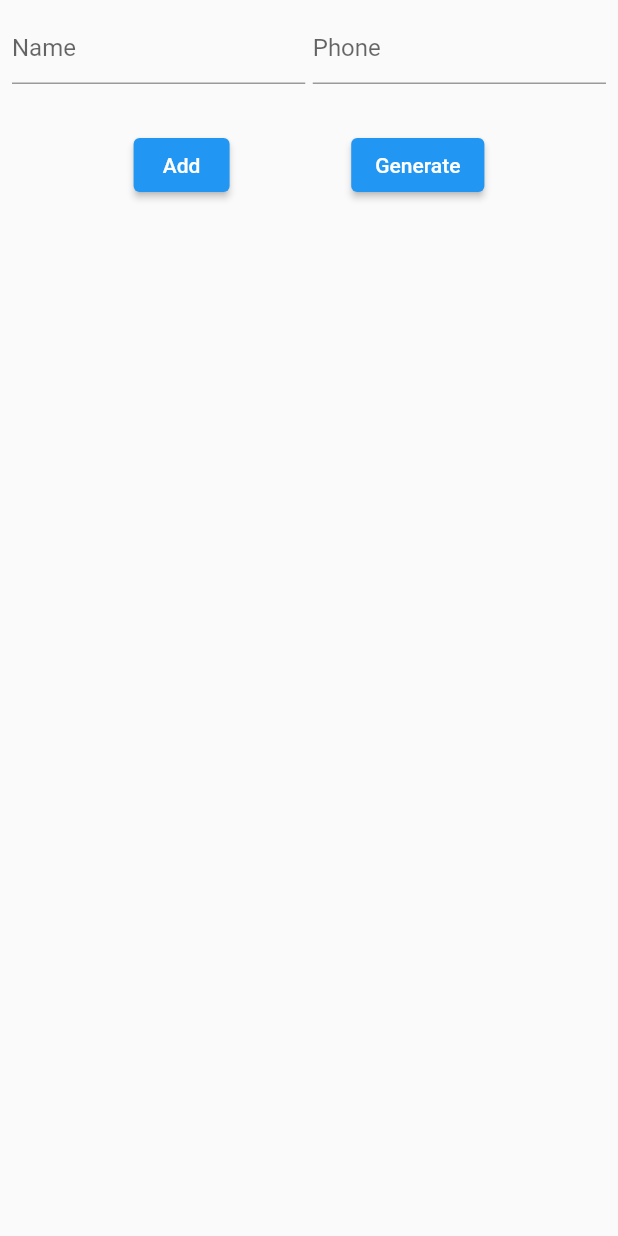
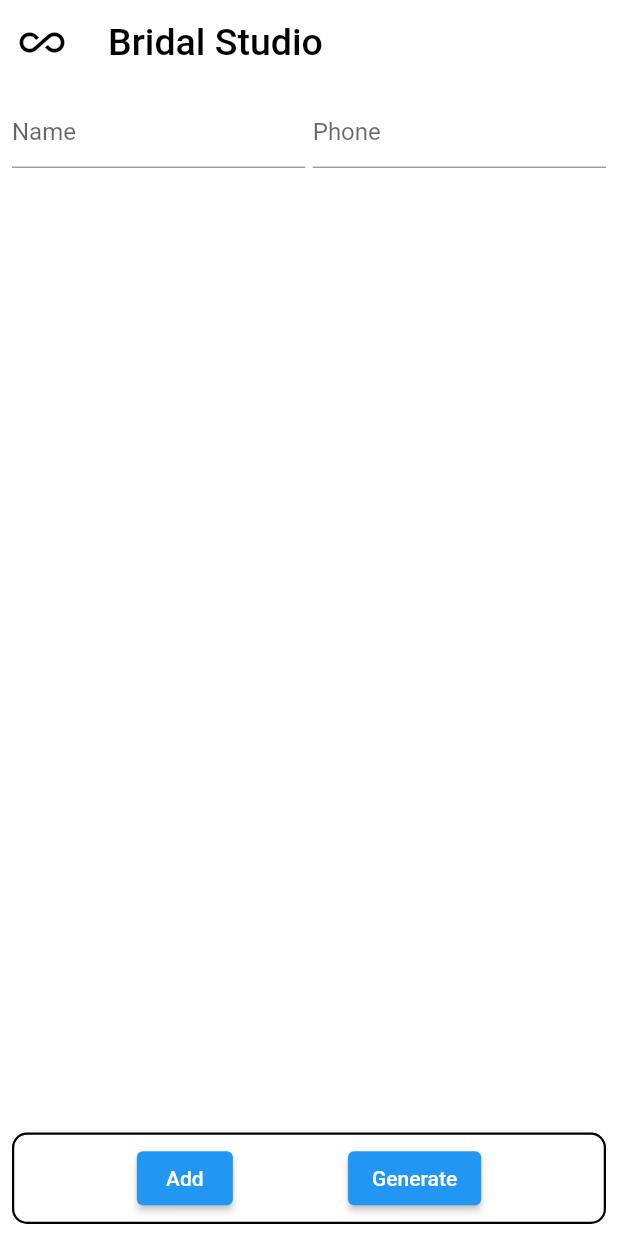
Before and after one commit to theAkHilsarkar18/invoice_generator, a Flutter app: the screen it shows after launch, on a phone screen of 412 x 824 dp. Run offline on Flutter 3.47's test engine with Material 2 defaults, Android fonts, the phone set to English and light mode, and no system bars; our stand-ins replace google_fonts, image_gallery_saver; Roboto replaces fonts that are missing (Philosopher).

Commit message:
22-02-2023

```diff
--- a/lib/screens/homescreen.dart
+++ b/lib/screens/homescreen.dart
@@ -1,4 +1,5 @@
 import 'package:flutter/material.dart';
+import 'package:google_fonts/google_fonts.dart';
 import 'package:invoice_generator/Model%20class/InvoiceModel.dart';
 
 class Homescreen extends StatefulWidget {
@@ -15,6 +16,9 @@ TextEditingController txtQty = TextEditingController(text: "2");
 TextEditingController txtAmount = TextEditingController(text: "22");
 TextEditingController txtPrice = TextEditingController(text: "11");
 
+
+
+
 //...............................................................................................................
 
 class _HomescreenState extends State<Homescreen> {
@@ -22,8 +26,22 @@ class _HomescreenState extends State<Homescreen> {
   Widget build(BuildContext context) {
     return SafeArea(
       child: Scaffold(
+        backgroundColor: Colors.white,
+        appBar: AppBar(
+          backgroundColor: Colors.white,
+          elevation: 0,
+          centerTitle: false,
+          leading: Icon(Icons.all_inclusive,color: Colors.black,size: 30),
+          title: Text("Bridal Studio",
+              style: GoogleFonts.philosopher(
+                  color: Colors.black,
+                  fontSize: 25,
+                  fontWeight: FontWeight.w500)),
+        ),
         body: Padding(
           padding: const EdgeInsets.all(8.0),
+          child: Container(
+            height: double.infinity,
             child: Column(
               children: [
 
@@ -52,17 +70,21 @@ class _HomescreenState extends State<Homescreen> {
                     ),
                   ],
                 ),
-
-
-              SizedBox(height: 30,),
-              Row(
+                Spacer(),
+                Container(
+                  padding: EdgeInsets.all(5),
+                  decoration: BoxDecoration(
+                    border: Border.all(color: Colors.black,width: 1.5),
+                    borderRadius: BorderRadius.circular(10),
+                  ),
+                  child: Row(
                     mainAxisAlignment: MainAxisAlignment.spaceEvenly,
                     children: [
                       ElevatedButton(onPressed: () {
                         showDialog(context: context, builder: (context) {
                           return AlertDialog(
                             content: Container(
-                          height: 280,
+                              height: 350,
                               child: Column(
                                 mainAxisAlignment: MainAxisAlignment.spaceEvenly,
                                 children: [
@@ -76,7 +98,7 @@ class _HomescreenState extends State<Homescreen> {
                                   TextField(
                                     controller: txtDiscount,
                                     decoration: InputDecoration(
-                                  hintText: "Discount",
+                                      hintText: "Tax",
                                     ),
                                   ),
 
@@ -125,7 +147,9 @@ class _HomescreenState extends State<Homescreen> {
                       ),
                     ],
                   ),
+                ),
               ],
+            ),
           ),
         ),
       ),
```
Also changed, not shown: lib/screens/invoice.dart (+61 -31 lines), 1 other file. Lines whose indentation alone changed are shown as unchanged.
